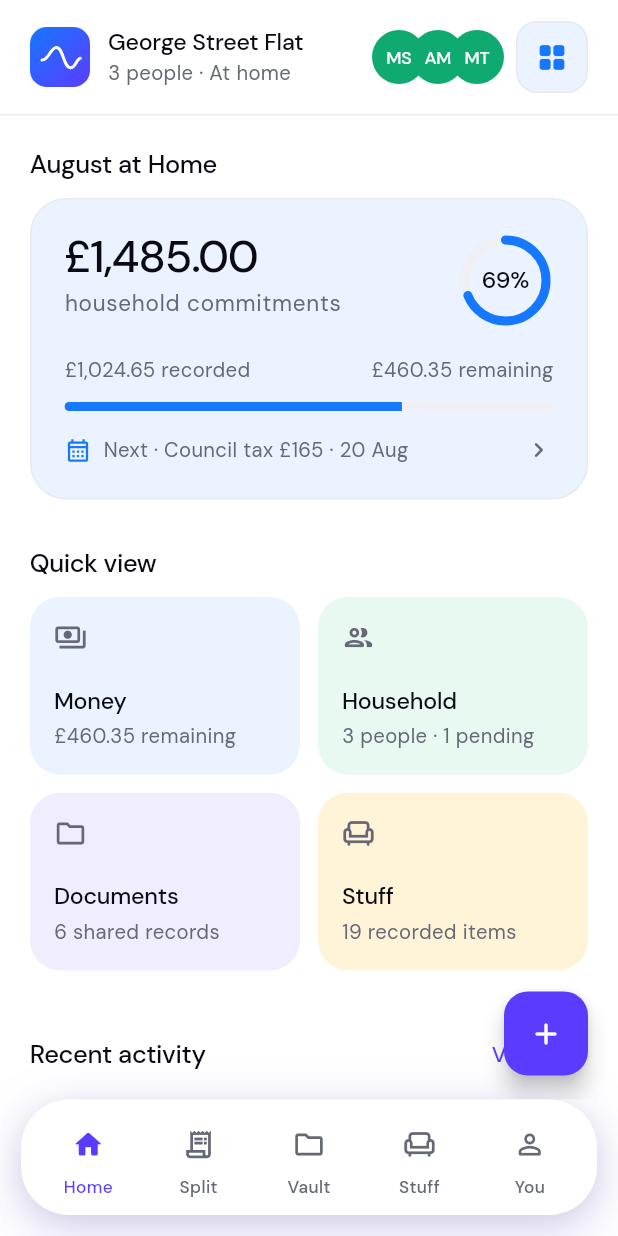
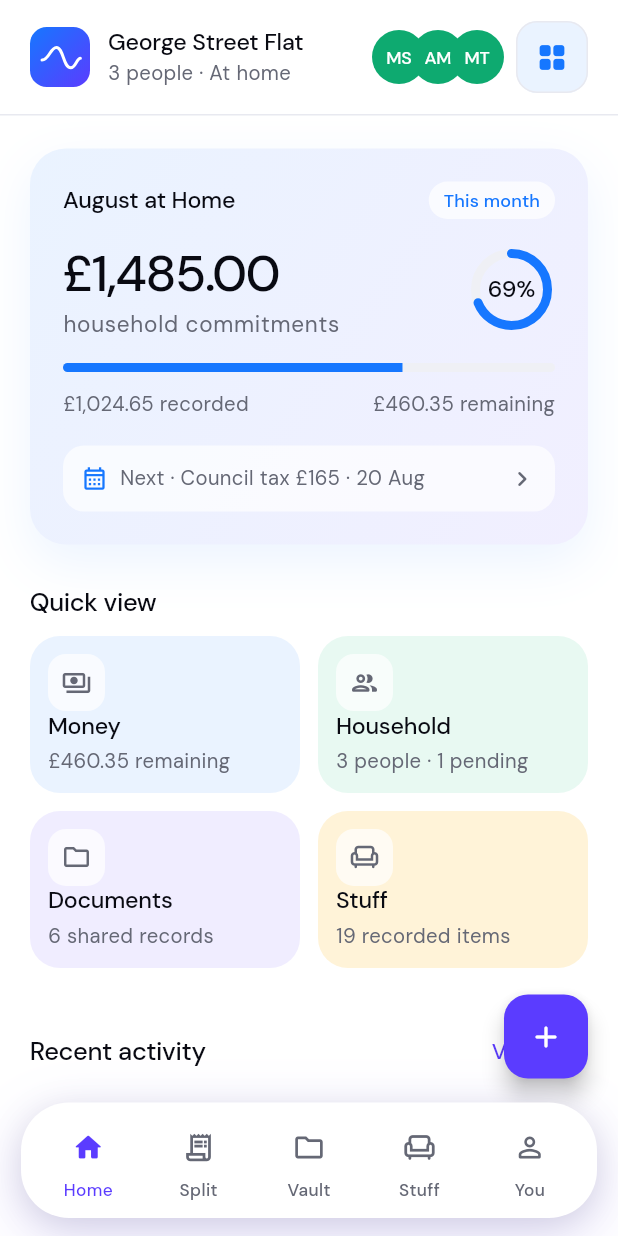
Before and after one commit to shaheerzeze/Housley, a Flutter app: the HomeCommandScreen screen opened by its route, on a phone screen of 412 x 824 dp. Run offline on Flutter 3.47's test engine with Material 3 defaults, Android fonts, the phone set to English and light mode, and no system bars; our stand-ins replace go_router, qr_flutter; missing offline and left inert: mobile_scanner.

Commit message:
Refine Home visuals and floating navigation

```diff
--- a/lib/design_system/components/navigation_patterns.dart
+++ b/lib/design_system/components/navigation_patterns.dart
@@ -112,14 +112,12 @@ class HouselyBottomDock extends StatelessWidget {
   };
 
   @override
-  Widget build(BuildContext context) => ColoredBox(
-    color: HouselyPalette.canvas,
-    child: SafeArea(
-      top: false,
-      minimum: const EdgeInsets.only(bottom: 14),
-      child: Padding(
-        padding: const EdgeInsets.symmetric(horizontal: 14),
-        child: DecoratedBox(
+  Widget build(BuildContext context) => SafeArea(
+    top: false,
+    minimum: const EdgeInsets.only(bottom: 12),
+    child: Padding(
+      padding: const EdgeInsets.symmetric(horizontal: 14),
+      child: DecoratedBox(
           decoration: BoxDecoration(
             borderRadius: BorderRadius.circular(32),
             boxShadow: [
@@ -160,7 +158,6 @@ class HouselyBottomDock extends StatelessWidget {
               ),
             ),
           ),
-        ),
       ),
     ),
   );
--- a/lib/features/home/home_dashboard.dart
+++ b/lib/features/home/home_dashboard.dart
@@ -42,7 +42,7 @@ class _HomeCommandScreenState extends State<HomeCommandScreen> {
                           HouselySize.phoneGutter,
                           HouselySpace.xl,
                           HouselySize.phoneGutter,
-                          112,
+                          132,
                         ),
                         children: _content(context, model),
                       ),
@@ -96,13 +96,11 @@ class _HomeCommandScreenState extends State<HomeCommandScreen> {
       ],
       if (model.priority != null) ...[
         _PriorityCard(priority: model.priority!),
-        const SizedBox(height: HouselySpace.section),
+        const SizedBox(height: HouselySpace.xxl),
       ],
       if (model.summary != null) ...[
-        _SectionTitle(title: model.summary!.sectionTitle),
-        const SizedBox(height: HouselySpace.sm),
         _MonthlySummary(summary: model.summary!),
-        const SizedBox(height: HouselySpace.section),
+        const SizedBox(height: HouselySpace.xxl),
       ],
       if (model.attention.isNotEmpty) ...[
         _SectionTitle(
@@ -307,11 +305,52 @@ class _MonthlySummary extends StatelessWidget {
   Widget build(BuildContext context) => InkWell(
     borderRadius: BorderRadius.circular(HouselyRadius.feature),
     onTap: () => context.go('/split'),
-    child: _TonalCard(
-      color: HouselyPalette.skySoft,
+    child: Container(
+      padding: const EdgeInsets.all(HouselySpace.xl),
+      decoration: BoxDecoration(
+        gradient: const LinearGradient(
+          begin: Alignment.topLeft,
+          end: Alignment.bottomRight,
+          colors: [HouselyPalette.skySoft, HouselyPalette.violetSoft],
+        ),
+        borderRadius: BorderRadius.circular(HouselyRadius.feature),
+        boxShadow: [
+          BoxShadow(
+            color: HouselyPalette.sky.withValues(alpha: .08),
+            blurRadius: 28,
+            offset: const Offset(0, 12),
+          ),
+        ],
+      ),
       child: Column(
         crossAxisAlignment: CrossAxisAlignment.start,
         children: [
+          Row(
+            children: [
+              Expanded(
+                child: Text(
+                  summary.sectionTitle,
+                  style: Theme.of(context).textTheme.titleMedium,
+                ),
+              ),
+              Container(
+                padding: const EdgeInsets.symmetric(horizontal: 10, vertical: 5),
+                decoration: BoxDecoration(
+                  color: HouselyPalette.surface.withValues(alpha: .72),
+                  borderRadius: BorderRadius.circular(HouselyRadius.pill),
+                ),
+                child: Text(
+                  summary.value == 1 ? 'Up to date' : 'This month',
+                  style: Theme.of(context).textTheme.labelMedium?.copyWith(
+                    color: summary.value == 1
+                        ? HouselyPalette.mint
+                        : HouselyPalette.sky,
+                  ),
+                ),
+              ),
+            ],
+          ),
+          const SizedBox(height: HouselySpace.lg),
           Row(
             crossAxisAlignment: CrossAxisAlignment.start,
             children: [
@@ -319,7 +358,13 @@ class _MonthlySummary extends StatelessWidget {
                 child: Column(
                   crossAxisAlignment: CrossAxisAlignment.start,
                   children: [
-                    Text(summary.amount, style: Theme.of(context).textTheme.displayLarge),
+                    Text(
+                      summary.amount,
+                      style: Theme.of(context).textTheme.displayLarge?.copyWith(
+                        fontSize: 34,
+                        letterSpacing: -1.1,
+                      ),
+                    ),
                     const SizedBox(height: HouselySpace.xxs),
                     Text(summary.label, style: Theme.of(context).textTheme.bodyLarge?.copyWith(color: HouselyPalette.textSecondary)),
                   ],
@@ -328,14 +373,7 @@ class _MonthlySummary extends StatelessWidget {
               _ProgressRing(value: summary.value),
             ],
           ),
-          const SizedBox(height: HouselySpace.lg),
-          Row(
-            children: [
-              Expanded(child: Text(summary.left, style: Theme.of(context).textTheme.bodyMedium)),
-              Text(summary.right, style: Theme.of(context).textTheme.bodyMedium),
-            ],
-          ),
-          const SizedBox(height: HouselySpace.sm),
+          const SizedBox(height: HouselySpace.md),
           ClipRRect(
             borderRadius: BorderRadius.circular(HouselyRadius.pill),
             child: LinearProgressIndicator(
@@ -345,14 +383,31 @@ class _MonthlySummary extends StatelessWidget {
               valueColor: const AlwaysStoppedAnimation(HouselyPalette.sky),
             ),
           ),
-          const SizedBox(height: HouselySpace.md),
+          const SizedBox(height: HouselySpace.sm),
           Row(
+            children: [
+              Expanded(child: Text(summary.left, style: Theme.of(context).textTheme.bodyMedium)),
+              Text(summary.right, style: Theme.of(context).textTheme.bodyMedium),
+            ],
+          ),
+          const SizedBox(height: HouselySpace.lg),
+          Container(
+            padding: const EdgeInsets.symmetric(
+              horizontal: HouselySpace.sm,
+              vertical: HouselySpace.sm,
+            ),
+            decoration: BoxDecoration(
+              color: HouselyPalette.surface.withValues(alpha: .68),
+              borderRadius: BorderRadius.circular(HouselyRadius.control),
+            ),
+            child: Row(
               children: [
                 const Icon(Icons.calendar_month_outlined, size: 18, color: HouselyPalette.sky),
                 const SizedBox(width: HouselySpace.xs),
                 Expanded(child: Text(summary.next, style: Theme.of(context).textTheme.bodyMedium)),
                 const Icon(Icons.chevron_right_rounded, size: 20),
               ],
+            ),
           ),
         ],
       ),
@@ -366,7 +421,7 @@ class _ProgressRing extends StatelessWidget {
 
   @override
   Widget build(BuildContext context) => SizedBox.square(
-    dimension: 64,
+    dimension: 58,
     child: CustomPaint(
       painter: _RingPainter(value),
       child: Center(child: Text('${(value * 100).round()}%', style: Theme.of(context).textTheme.titleMedium)),
@@ -458,19 +513,24 @@ class _QuickView extends StatelessWidget {
   final _HomeModel model;
 
   @override
-  Widget build(BuildContext context) => GridView.count(
+  Widget build(BuildContext context) => LayoutBuilder(
+    builder: (context, constraints) {
+      final fourAcross = constraints.maxWidth >= 520;
+      return GridView.count(
         shrinkWrap: true,
         physics: const NeverScrollableScrollPhysics(),
-    crossAxisCount: 2,
+        crossAxisCount: fourAcross ? 4 : 2,
         crossAxisSpacing: HouselySpace.sm,
         mainAxisSpacing: HouselySpace.sm,
-    childAspectRatio: 1.52,
+        childAspectRatio: fourAcross ? .96 : 1.72,
         children: [
           _QuickTile(title: 'Money', detail: model.moneyDetail, icon: Icons.payments_outlined, color: HouselyPalette.skySoft, route: '/split'),
           const _QuickTile(title: 'Household', detail: '3 people · 1 pending', icon: Icons.people_outline_rounded, color: HouselyPalette.mintSoft, route: '/household'),
           const _QuickTile(title: 'Documents', detail: '6 shared records', icon: Icons.folder_outlined, color: HouselyPalette.lilacSoft, route: '/vault'),
           const _QuickTile(title: 'Stuff', detail: '19 recorded items', icon: Icons.chair_outlined, color: HouselyPalette.apricot, route: '/stuff'),
         ],
+      );
+    },
   );
 }
 
@@ -490,12 +550,20 @@ class _QuickTile extends StatelessWidget {
     child: InkWell(
       onTap: () => context.go(route),
       child: Padding(
-        padding: const EdgeInsets.all(HouselySpace.md),
+        padding: const EdgeInsets.all(HouselySpace.sm),
         child: Column(
           crossAxisAlignment: CrossAxisAlignment.start,
           mainAxisAlignment: MainAxisAlignment.spaceBetween,
           children: [
-            Icon(icon, size: HouselySize.icon),
+            Container(
+              width: 38,
+              height: 38,
+              decoration: BoxDecoration(
+                color: HouselyPalette.surface.withValues(alpha: .7),
+                borderRadius: BorderRadius.circular(12),
+              ),
+              child: Icon(icon, size: 20),
+            ),
             Column(
               crossAxisAlignment: CrossAxisAlignment.start,
               children: [
@@ -561,7 +629,13 @@ class _TonalCard extends StatelessWidget {
     decoration: BoxDecoration(
       color: color,
       borderRadius: BorderRadius.circular(HouselyRadius.feature),
-      border: Border.all(color: HouselyPalette.divider),
+      boxShadow: [
+        BoxShadow(
+          color: HouselyPalette.textPrimary.withValues(alpha: .045),
+          blurRadius: 24,
+          offset: const Offset(0, 10),
+        ),
+      ],
     ),
     child: child,
   );
--- a/lib/features/shell/app_shell.dart
+++ b/lib/features/shell/app_shell.dart
@@ -23,6 +23,7 @@ class HouselyAppShell extends StatelessWidget {
       builder: (context, constraints) {
         final wide = constraints.maxWidth >= 840;
         return Scaffold(
+          extendBody: !wide,
           body: wide
               ? SafeArea(
                   child: Row(
```
Lines whose indentation alone changed are shown as unchanged.
